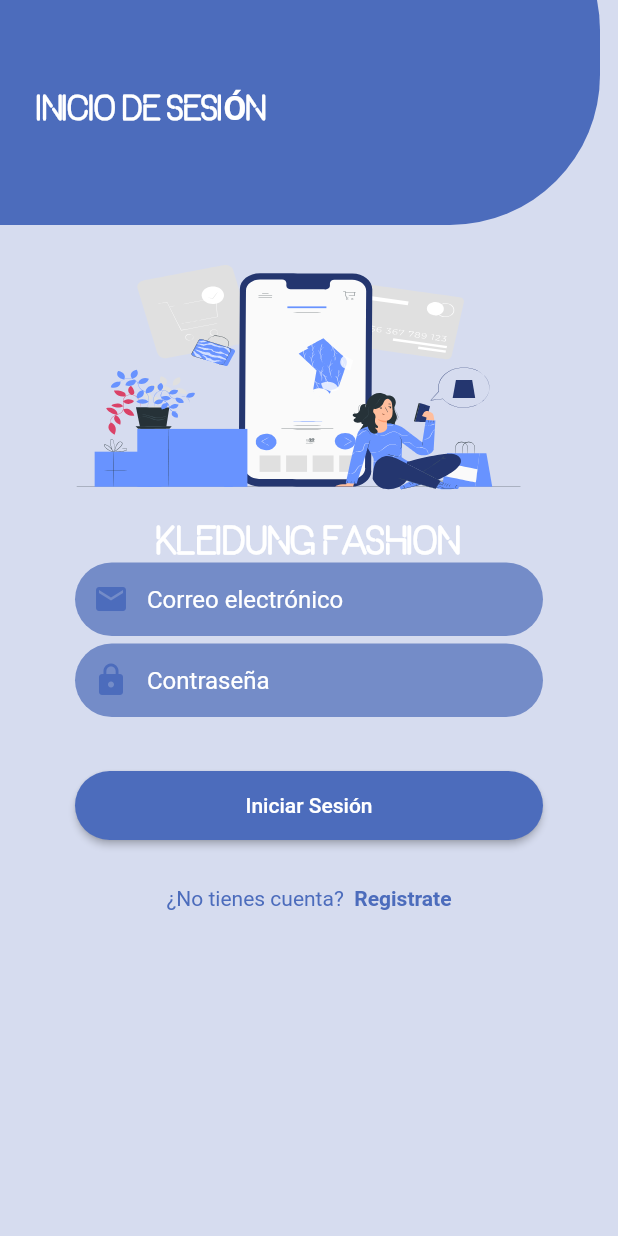
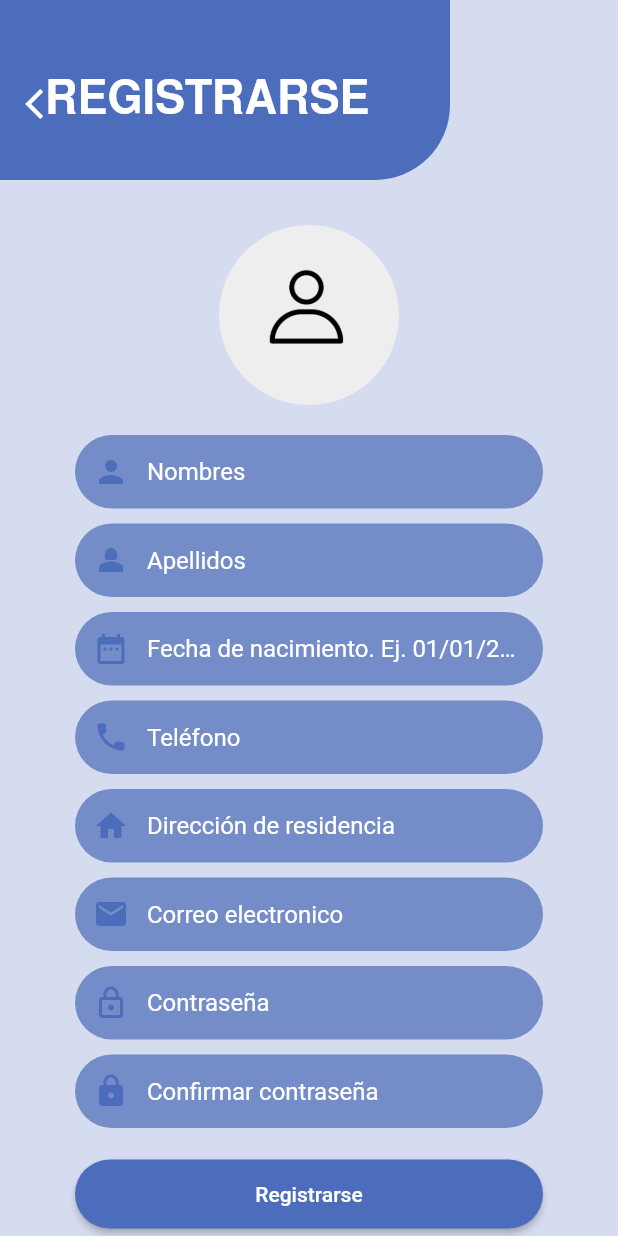
Before and after one commit to juancai0104/kleidung_app, a Flutter app: the screen it shows after launch, after a tap on "Registrate", on a phone screen of 412 x 824 dp. Run offline on Flutter 3.47's test engine with Material 2 defaults, Android fonts, the phone set to English and light mode, and no system bars; our stand-ins replace flutter_holo_date_picker, lottie.

Commit message:
Clases y controladores de Login y registro hechas

```diff
--- a/lib/main.dart
+++ b/lib/main.dart
@@ -1,5 +1,6 @@
 import 'package:flutter/material.dart';
 import 'package:kleidung_app/src/login/login_page.dart';
+import 'package:kleidung_app/src/register/register_page.dart';
 import 'package:kleidung_app/src/utils/colors_app.dart';
 
 void main() {
@@ -21,7 +22,8 @@ class _MyAppState extends State<MyApp> {
       debugShowCheckedModeBanner: false,
       initialRoute: 'login',
       routes: {
-        'login': (BuildContext context) => LoginPage()
+        'login': (BuildContext context) => LoginPage(),
+        'register': (BuildContext context) => RegisterPage()
       },
       theme: ThemeData(
         scaffoldBackgroundColor: colors_app.backgroundColor
--- a/lib/src/login/login_page.dart
+++ b/lib/src/login/login_page.dart
@@ -35,10 +35,10 @@ class _LoginPageState extends State<LoginPage> {
                 Positioned(
                     top: -80,
                     left: -100,
-                    child: _circleLogin()
+                    child: _rectangleLogin()
                 ),
                 Positioned(
-                    top: 60,
+                    top: 50,
                     left: 25,
                     child: _textLogin()
                 ),
@@ -48,6 +48,7 @@ class _LoginPageState extends State<LoginPage> {
                         //_imageBanner(),
                         _lottieAnimation(),
                         _textKleidung(),
+                        SizedBox(height: 50),
                         _textFieldEmail(),
                         _textFieldPassword(),
                         _buttonLogin(),
@@ -61,13 +62,13 @@ class _LoginPageState extends State<LoginPage> {
     );
   }
 
-  Widget _circleLogin()
+  Widget _rectangleLogin()
   {
     return Container(
-        width: 500,
-        height: 230,
+        width: 400,
+        height: 200,
         decoration: BoxDecoration(
-            borderRadius: BorderRadius.circular(100),
+            borderRadius: BorderRadius.circular(50),
             color: colors_app.principalColor
         )
     );
@@ -80,8 +81,8 @@ class _LoginPageState extends State<LoginPage> {
       style: TextStyle(
           color: Colors.white,
           fontWeight: FontWeight.bold,
-          fontSize: 22,
-          fontFamily: 'OneDay'
+          fontSize: 30,
+          fontFamily: 'NimbusSans'
       ),
     );
   }
@@ -107,9 +108,9 @@ class _LoginPageState extends State<LoginPage> {
     return Text(
       'KLEIDUNG FASHION',
       style: TextStyle(
-          color: Colors.white,
+          color: colors_app.principalColor,
           fontWeight: FontWeight.bold,
-          fontSize: 25,
+          fontSize: 30,
           fontFamily: 'OneDay'
       ),
     );
--- /dev/null
+++ b/lib/src/register/register_controller.dart
@@ -0,0 +1,46 @@
+import 'package:flutter/material.dart';
+
+class RegisterController
+{
+  BuildContext context;
+
+  TextEditingController nameController = new TextEditingController();
+  TextEditingController lastNameController = new TextEditingController();
+  TextEditingController birthDateController = new TextEditingController();
+  TextEditingController phoneNumberController = new TextEditingController();
+  TextEditingController addressController = new TextEditingController();
+  TextEditingController emailController = new TextEditingController();
+  TextEditingController passwordController = new TextEditingController();
+  TextEditingController confirmPasswordController = new TextEditingController();
+
+  Future init(BuildContext context)
+  {
+    this.context = context;
+  }
+
+  void goToLoginPage()
+  {
+    Navigator.pushNamed(context, 'login');
+  }
+
+  void register()
+  {
+    String name = nameController.text.trim();
+    String lastName = lastNameController.text.trim();
+    String dateBirth = birthDateController.text;
+    String phoneNumber = phoneNumberController.text.trim();
+    String address = addressController.text.trim();
+    String email = emailController.text.trim();
+    String password = passwordController.text.trim();
+    String confirmPassword = confirmPasswordController.text.trim();
+
+    print(name);
+    print(lastName);
+    print(dateBirth);
+    print(phoneNumber);
+    print(address);
+    print(email);
+    print(password);
+    print(confirmPassword);
+  }
+}
--- /dev/null
+++ b/lib/src/register/register_page.dart
@@ -0,0 +1,367 @@
+import 'package:flutter/material.dart';
+import 'package:flutter/scheduler.dart';
+import 'package:flutter_holo_date_picker/flutter_holo_date_picker.dart';
+import 'package:kleidung_app/src/register/register_controller.dart';
+import 'package:kleidung_app/src/utils/colors_app.dart';
+
+class RegisterPage extends StatefulWidget {
+  const RegisterPage({Key key}) : super(key: key);
+
+  @override
+  State<RegisterPage> createState() => _RegisterPageState();
+}
+
+class _RegisterPageState extends State<RegisterPage> {
+
+  RegisterController _con = new RegisterController();
+
+  @override
+  void initState()
+  {
+    super.initState();
+    SchedulerBinding.instance.addPostFrameCallback((timeStamp) {
+      _con.init(context);
+    });
+  }
+
+  @override
+  Widget build(BuildContext context) {
+    return Scaffold(
+        body: Container(
+            width: double.infinity,
+            child: Stack(
+              children: [
+                Positioned(
+                    top: -80,
+                    left: -100,
+                    child: _rectangleRegister()
+                ),
+                Positioned(
+                    top: 45,
+                    left: 5,
+                    child: _iconBack()
+                ),
+                Positioned(
+                    top: 50,
+                    left: 30,
+                    child: _textRegister()
+                ),
+                Container(
+                    margin: EdgeInsets.only(top: 150),
+                    width: double.infinity,
+                    child: SingleChildScrollView(
+                        child: Column(
+                            children: [
+                              _imageUser(),
+                              SizedBox(height: 10),
+                              _textFieldName(),
+                              _textFieldLastName(),
+                              _textFieldBirthDate(),
+                              //_dateBirth(),
+                              _textFieldPhoneNumber(),
+                              _textFieldAddress(),
+                              _textFieldEmail(),
+                              _textFieldPassword(),
+                              _textFieldConfirmPassword(),
+                              _buttonRegister()
+                            ]
+                        )
+                    )
+                )
+              ],
+            )
+        )
+    );
+  }
+
+  Widget _rectangleRegister()
+  {
+    return Container(
+        width: 400,
+        height: 200,
+        decoration: BoxDecoration(
+            borderRadius: BorderRadius.circular(50),
+            color: colors_app.principalColor
+        )
+    );
+  }
+
+  Widget _iconBack()
+  {
+    return IconButton(
+        onPressed: _con.goToLoginPage,
+        icon: Icon(Icons.arrow_back_ios, color: Colors.white)
+    );
+  }
+
+  Widget _textRegister()
+  {
+    return Text(
+      'REGISTRARSE',
+      style: TextStyle(
+          color: Colors.white,
+          fontWeight: FontWeight.bold,
+          fontSize: 30,
+          fontFamily: 'NimbusSans'
+      ),
+    );
+  }
+
+  Widget _imageUser()
+  {
+    return CircleAvatar(
+      backgroundImage: AssetImage('assets/img/user_profile_2.png'),
+      radius: 60,
+      backgroundColor: Colors.grey[200],
+    );
+  }
+
+  Widget _textFieldName()
+  {
+    return Container(
+      margin: EdgeInsets.symmetric(horizontal: 50, vertical: 10),
+      decoration: BoxDecoration(
+          color: colors_app.textfieldBackgroundColor,
+          borderRadius: BorderRadius.circular(30)
+      ),
+      child: TextField(
+          controller: _con.nameController,
+          decoration: InputDecoration(
+              hintText: 'Nombres',
+              border: InputBorder.none,
+              contentPadding: EdgeInsets.all(15),
+              hintStyle: TextStyle(
+                  color: Colors.white
+              ),
+              prefixIcon: Icon(
+                  Icons.person,
+                  color: colors_app.principalColor
+              )
+          )
+      ),
+    );
+  }
+
+  Widget _textFieldLastName()
+  {
+    return Container(
+      margin: EdgeInsets.symmetric(horizontal: 50),
+      decoration: BoxDecoration(
+          color: colors_app.textfieldBackgroundColor,
+          borderRadius: BorderRadius.circular(30)
+      ),
+      child: TextField(
+          controller: _con.lastNameController,
+          decoration: InputDecoration(
+              hintText: 'Apellidos',
+              border: InputBorder.none,
+              contentPadding: EdgeInsets.all(15),
+              hintStyle: TextStyle(
+                  color: Colors.white
+              ),
+              prefixIcon: Icon(
+                  Icons.person_2,
+                  color: colors_app.principalColor
+              )
+          )
+      ),
+    );
+  }
+
+  Widget _textFieldBirthDate()
+  {
+    return Container(
+      margin: EdgeInsets.symmetric(horizontal: 50, vertical: 10),
+      decoration: BoxDecoration(
+          color: colors_app.textfieldBackgroundColor,
+          borderRadius: BorderRadius.circular(30)
+      ),
+      child: TextField(
+          controller: _con.birthDateController,
+          decoration: InputDecoration(
+              hintText: 'Fecha de nacimiento. Ej. 01/01/2000',
+              border: InputBorder.none,
+              contentPadding: EdgeInsets.all(15),
+              hintStyle: TextStyle(
+                  color: Colors.white
+              ),
+              prefixIcon: Icon(
+                  Icons.date_range,
+                  color: colors_app.principalColor
+              )
+          )
+      ),
+    );
+  }
+
+  /*Widget _dateBirth()
+  {
+    return Container(
+      margin: EdgeInsets.symmetric(horizontal: 50),
+      decoration: BoxDecoration(
+          color: colors_app.textfieldBackgroundColor,
+          borderRadius: BorderRadius.circular(30)
+      ),
+        child: DatePickerWidget(
+          initialDate: DateTime.now(),
+          lastDate: DateTime.now(),
+          firstDate: DateTime.now().add(Duration(days: -(365*150))),
+          dateFormat: "dd-MM-yyyy",
+
+        )
+    );
+  }*/
+
+  Widget _textFieldPhoneNumber()
+  {
+    return Container(
+      margin: EdgeInsets.symmetric(horizontal: 50),
+      decoration: BoxDecoration(
+          color: colors_app.textfieldBackgroundColor,
+          borderRadius: BorderRadius.circular(30)
+      ),
+      child: TextField(
+          controller: _con.phoneNumberController,
+          keyboardType: TextInputType.phone,
+          decoration: InputDecoration(
+              hintText: 'Teléfono',
+              border: InputBorder.none,
+              contentPadding: EdgeInsets.all(15),
+              hintStyle: TextStyle(
+                  color: Colors.white
+              ),
+              prefixIcon: Icon(
+                  Icons.phone,
+                  color: colors_app.principalColor
+              )
+          )
+      ),
+    );
+  }
+
+  Widget _textFieldAddress()
+  {
+    return Container(
+      margin: EdgeInsets.symmetric(horizontal: 50, vertical: 10),
+      decoration: BoxDecoration(
+          color: colors_app.textfieldBackgroundColor,
+          borderRadius: BorderRadius.circular(30)
+      ),
+      child: TextField(
+          controller: _con.addressController,
+          decoration: InputDecoration(
+              hintText: 'Dirección de residencia',
+              border: InputBorder.none,
+              contentPadding: EdgeInsets.all(15),
+              hintStyle: TextStyle(
+                  color: Colors.white
+              ),
+              prefixIcon: Icon(
+                  Icons.home,
+                  color: colors_app.principalColor
+              )
+          )
+      ),
+    );
+  }
+
+  Widget _textFieldEmail()
+  {
+    return Container(
+      margin: EdgeInsets.symmetric(horizontal: 50),
+      decoration: BoxDecoration(
+          color: colors_app.textfieldBackgroundColor,
+          borderRadius: BorderRadius.circular(30)
+      ),
+      child: TextField(
+          controller: _con.emailController,
+          keyboardType: TextInputType.emailAddress,
+          decoration: InputDecoration(
+              hintText: 'Correo electronico',
+              border: InputBorder.none,
+              contentPadding: EdgeInsets.all(15),
+              hintStyle: TextStyle(
+                  color: Colors.white
+              ),
+              prefixIcon: Icon(
+                  Icons.email,
+                  color: colors_app.principalColor
+              )
+          )
+      ),
+    );
+  }
+
+  Widget _textFieldPassword()
+  {
+    return Container(
+      margin: EdgeInsets.symmetric(horizontal: 50, vertical: 10),
+      decoration: BoxDecoration(
+          color: colors_app.textfieldBackgroundColor,
+          borderRadius: BorderRadius.circular(30)
+      ),
+      child: TextField(
+          controller: _con.passwordController,
+          obscureText: true,
+          decoration: InputDecoration(
+              hintText: 'Contraseña',
+              border: InputBorder.none,
+              contentPadding: EdgeInsets.all(15),
+              hintStyle: TextStyle(
+                  color: Colors.white
+              ),
+              prefixIcon: Icon(
+                  Icons.lock_outline,
+                  color: colors_app.principalColor
+              )
+          )
+      ),
+    );
+  }
+
+  Widget _textFieldConfirmPassword()
+  {
+    return Container(
+      margin: EdgeInsets.symmetric(horizontal: 50),
+      decoration: BoxDecoration(
+          color: colors_app.textfieldBackgroundColor,
+          borderRadius: BorderRadius.circular(30)
+      ),
+      child: TextField(
+          controller: _con.confirmPasswordController,
+          obscureText: true,
+          decoration: InputDecoration(
+              hintText: 'Confirmar contraseña',
+              border: InputBorder.none,
+              contentPadding: EdgeInsets.all(15),
+              hintStyle: TextStyle(
+                  color: Colors.white
+              ),
+              prefixIcon: Icon(
+                  Icons.lock,
+                  color: colors_app.principalColor
+              )
+          )
+      ),
+    );
+  }
+
+  Widget _buttonRegister()
+  {
+    return Container(
+        width: double.infinity,
+        margin: EdgeInsets.symmetric(horizontal: 50, vertical: 20),
+        child: ElevatedButton(
+            onPressed: _con.register,
+            child: Text('Registrarse'),
+            style: ElevatedButton.styleFrom(
+                backgroundColor: colors_app.principalColor,
+                shape: RoundedRectangleBorder(
+                    borderRadius: BorderRadius.circular(30)
+                ),
+                padding: EdgeInsets.symmetric(vertical: 15)
+            )
+        )
+    );
+  }
+}
--- a/pubspec.yaml
+++ b/pubspec.yaml
@@ -31,6 +31,7 @@ dependencies:
   flutter:
     sdk: flutter
   lottie: ^2.2.0
+  flutter_holo_date_picker: ^1.1.0
 
 
   # The following adds the Cupertino Icons font to your application.
@@ -93,5 +94,9 @@ flutter:
     - family: OneDay
       fonts:
         - asset: assets/fonts/OneDay/ONEDAY.ttf
+
+    - family: NimbusSans
+      fonts:
+        - asset: assets/fonts/NimbusSans/NimbusSanL-Bol.otf
   # For details regarding fonts from package dependencies,
   # see https://flutter.dev/custom-fonts/#from-packages
```
Also changed, not shown: assets/img/user_profile_2.png (added), pubspec.lock.
